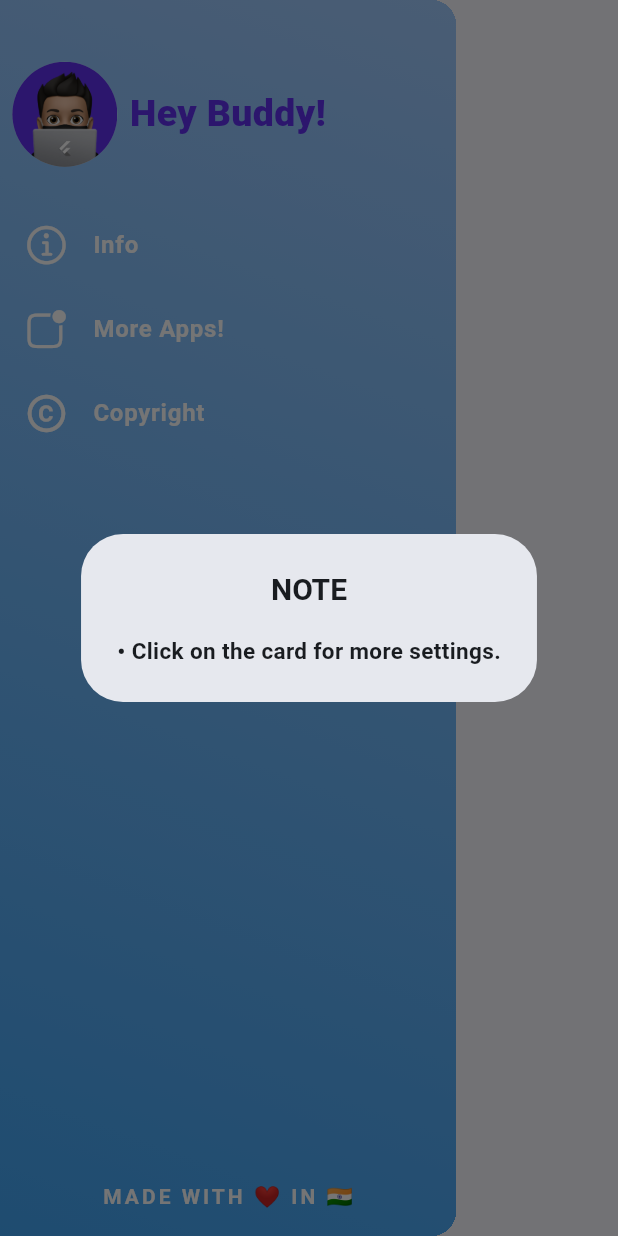
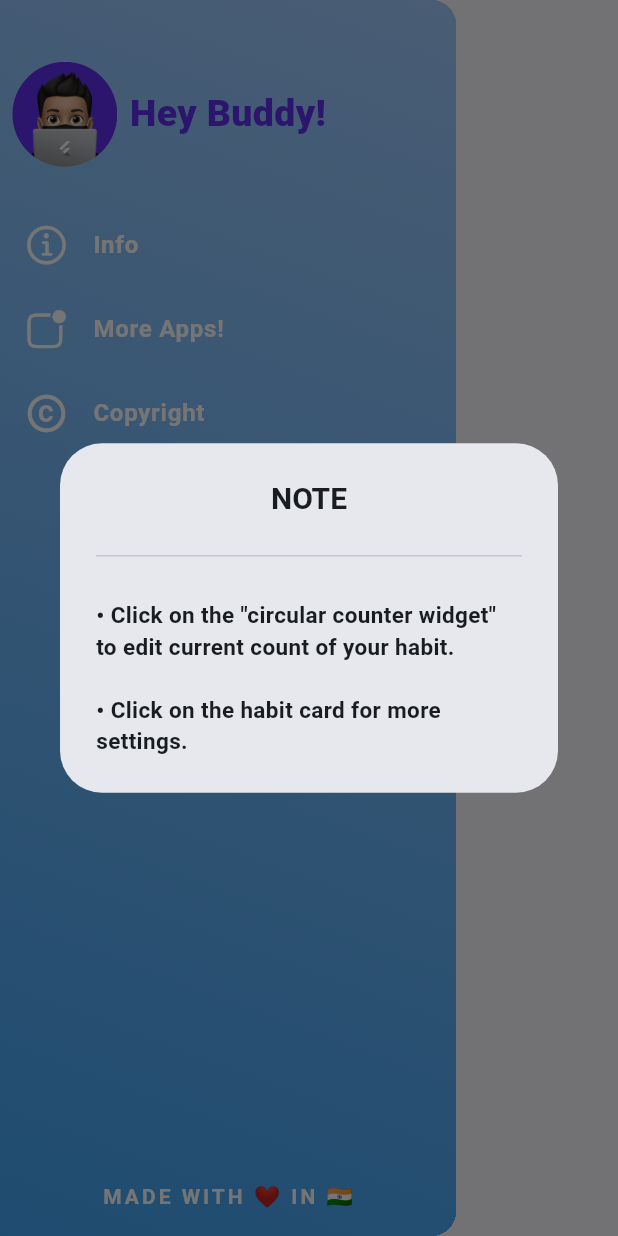
Before and after one commit to Aman-Sirmaur19/Habito-Habit_Tracker_App, a Flutter app: the MainDrawer widget shown alone on an empty page, opened directly, after a tap on "Info", on a phone screen of 412 x 824 dp. Run offline on Flutter 3.47's test engine with Material 3 defaults, Android fonts, the phone set to English and light mode, and no system bars; our stand-ins replace flutter_heatmap_calendar, hive, hive_flutter; accounts and stored records are empty.

Commit message:
Updated UI.

```diff
--- a/lib/widgets/main_drawer.dart
+++ b/lib/widgets/main_drawer.dart
@@ -78,8 +78,14 @@ class MainDrawer extends StatelessWidget {
                         crossAxisAlignment: CrossAxisAlignment.start,
                         mainAxisSize: MainAxisSize.min,
                         children: [
+                          Divider(),
                           Text(
-                            '\u2022 Click on the card for more settings.',
+                            '\n\u2022 Click on the "circular counter widget" to edit current count of your habit.\n',
+                            style: TextStyle(
+                                fontSize: 15, fontWeight: FontWeight.bold),
+                          ),
+                          Text(
+                            '\u2022 Click on the habit card for more settings.',
                             style: TextStyle(
                                 fontSize: 15, fontWeight: FontWeight.bold),
                           ),
```
Also changed, not shown: lib/screens/home_screen.dart (+33 -21 lines).
